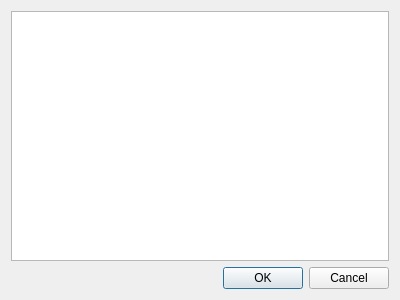
Before: the Qt Designer form qt_cpp_version/QtGeoIp/MapInstallerForm.ui in AndreMiras/py-qt-geo-ip, drawn with Qt 5.
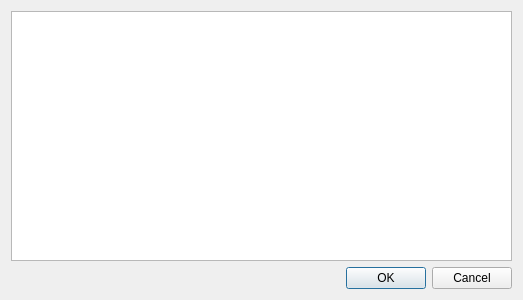
After: the same form once the commit is applied.

Commit message:
improved map installer layout.
Update #3

The edit to the form file:
```diff
--- a/qt_cpp_version/QtGeoIp/MapInstallerForm.ui
+++ b/qt_cpp_version/QtGeoIp/MapInstallerForm.ui
@@ -6,7 +6,7 @@
    <rect>
     <x>0</x>
     <y>0</y>
-    <width>400</width>
+    <width>523</width>
     <height>300</height>
    </rect>
   </property>
```
The commit also changes 3 other files.
